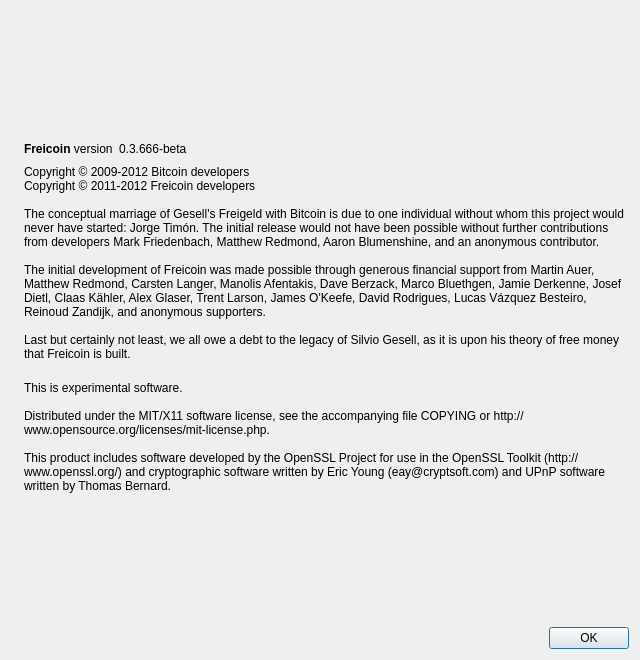
Old version of the form src/qt/forms/aboutdialog.ui in the repository ApplebyCoin/ApplebyCoin.
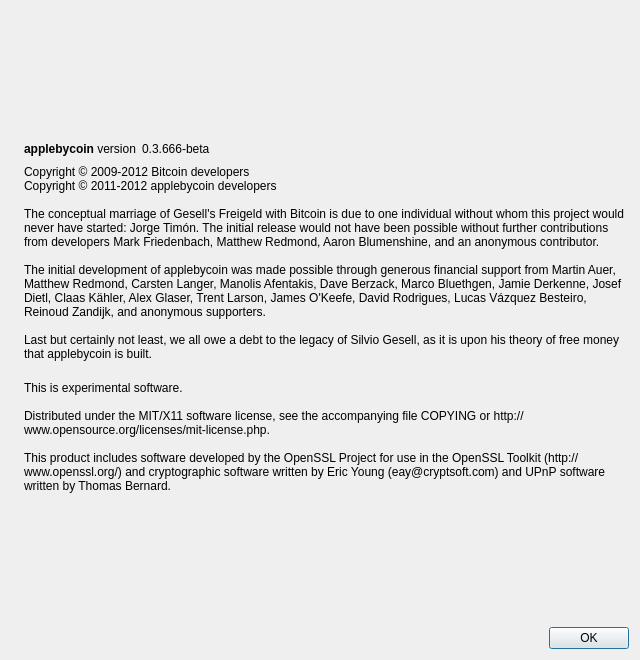
New version of the form. Icons and pictures are not drawn.

What changed in the file:
```diff
--- a/src/qt/forms/aboutdialog.ui
+++ b/src/qt/forms/aboutdialog.ui
@@ -50,7 +50,7 @@
           <cursorShape>IBeamCursor</cursorShape>
          </property>
          <property name="text">
-          <string>&lt;b&gt;Freicoin&lt;/b&gt; version</string>
+          <string>&lt;b&gt;applebycoin&lt;/b&gt; version</string>
          </property>
          <property name="textInteractionFlags">
           <set>Qt::LinksAccessibleByMouse|Qt::TextSelectableByKeyboard|Qt::TextSelectableByMouse</set>
@@ -92,13 +92,13 @@
        </property>
        <property name="text">
         <string>Copyright © 2009-2012 Bitcoin developers
-Copyright © 2011-2012 Freicoin developers
+Copyright © 2011-2012 applebycoin developers
 
 The conceptual marriage of Gesell's Freigeld with Bitcoin is due to one individual without whom this project would never have started: Jorge Timón. The initial release would not have been possible without further contributions from developers Mark Friedenbach, Matthew Redmond, Aaron Blumenshine, and an anonymous contributor.
 
-The initial development of Freicoin was made possible through generous financial support from Martin Auer, Matthew Redmond, Carsten Langer, Manolis Afentakis, Dave Berzack, Marco Bluethgen, Jamie Derkenne, Josef Dietl, Claas Kähler, Alex Glaser, Trent Larson, James O'Keefe, David Rodrigues, Lucas Vázquez Besteiro, Reinoud Zandijk, and anonymous supporters.
+The initial development of applebycoin was made possible through generous financial support from Martin Auer, Matthew Redmond, Carsten Langer, Manolis Afentakis, Dave Berzack, Marco Bluethgen, Jamie Derkenne, Josef Dietl, Claas Kähler, Alex Glaser, Trent Larson, James O'Keefe, David Rodrigues, Lucas Vázquez Besteiro, Reinoud Zandijk, and anonymous supporters.
 
-Last but certainly not least, we all owe a debt to the legacy of Silvio Gesell, as it is upon his theory of free money that Freicoin is built.</string>
+Last but certainly not least, we all owe a debt to the legacy of Silvio Gesell, as it is upon his theory of free money that applebycoin is built.</string>
        </property>
        <property name="wordWrap">
         <bool>true</bool>
```
Left out of the diff: 6 changed lines with no effect on the pictures.
